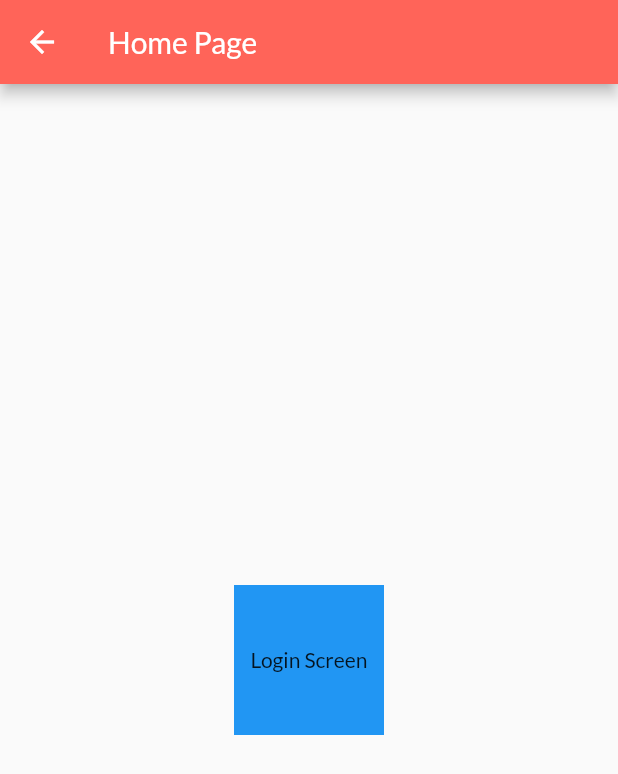
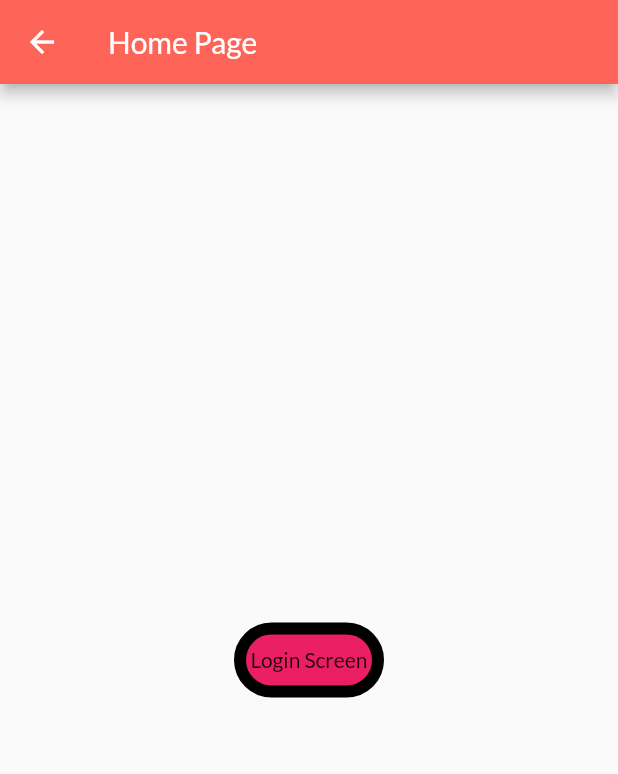
Before and after one commit to MonikaBhasin7/flutternoob, a Flutter app: the screen it shows after launch, after a tap on "Go to Login Screen", on a phone screen of 412 x 824 dp. Shown: the top 774 px of the screen. Run offline on Flutter 3.47's test engine with Material 2 defaults, Android fonts, the phone set to English and light mode, and no system bars; our stand-ins replace google_fonts.

Commit message:
decoration, boxDecoration

```diff
--- a/lib/pages/login_page.dart
+++ b/lib/pages/login_page.dart
@@ -22,8 +22,7 @@ class _LoginPageState extends State<LoginPage> {
           },
           child: AnimatedContainer(
             width: containerPressed ? 50 : 100,
-              height: 100,
-              color: Colors.blue,
+            height: 50,
             duration: const Duration(seconds: 1),
             alignment: Alignment.center,
             child: containerPressed
@@ -33,7 +32,16 @@ class _LoginPageState extends State<LoginPage> {
                   )
                 : const Center(
                     child: Text("Login Screen"),
-                    )),
+                  ),
+            decoration: BoxDecoration(
+              color: Colors.pink,
+              border: Border.all(
+                color: Colors.black,
+                width: 8,
+              ),
+              borderRadius: BorderRadius.circular(50),
+            ),
+          ),
         ),
       ),
     );
```
Lines whose indentation alone changed are shown as unchanged.
